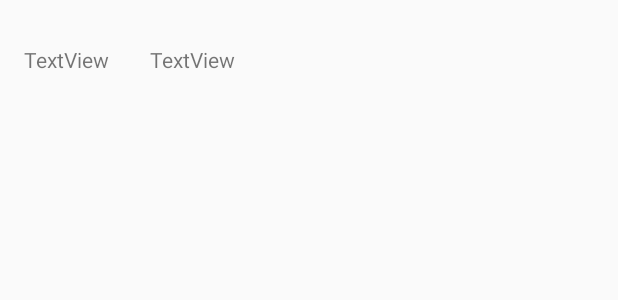
After one commit to rlawnsgh78/CHATAPP, an Android app: the layout item_chat.xml on its own in the app's theme, with its tools: preview values and no code run, on a phone screen of 412 x 824 dp. The commit adds this screen. Shown: the top 300 px of the screen. Run offline under Robolectric (Android 15) with nearby library versions, the phone set to English and light mode, and no system bars.

Commit message:
채팅 기능 구현 완료
채팅 기능 구현 완료  이모티콘 추가해야함

```diff
--- a/app/src/main/java/com/example/rlawnsgh78/chatapp/MainActivity.java
+++ b/app/src/main/java/com/example/rlawnsgh78/chatapp/MainActivity.java
@@ -40,12 +40,13 @@ public class MainActivity extends AppCompatActivity {
             public void onClick(View view) {
                 mSocket.on("LoginRes", new Emitter.Listener() {
                     @Override
-                    public void call(Object... args) {
+                    public void call(final Object... args) {
                         Handler handler = new Handler(Looper.getMainLooper());
-                        if (args[0].equals(1)) {
+                        if (!args[0].equals(0)) {
                             handler.post(new Runnable() {
                                 @Override
                                 public void run() {
+                                    SocketIOManager.getInstance().mLogin.nickname = args[0].toString();
                                     Toast.makeText(getApplicationContext(), "로그인 성공", Toast.LENGTH_SHORT).show();
                                     Intent loginIntent = new Intent(getApplication(), FriendListActivity.class);
                                     startActivity(loginIntent);
--- a/app/src/main/java/com/example/rlawnsgh78/chatapp/SocketIOManager.java
+++ b/app/src/main/java/com/example/rlawnsgh78/chatapp/SocketIOManager.java
@@ -26,7 +26,7 @@ public class SocketIOManager {
 
     public SocketIOManager() {
         try {
-            mSocket = IO.socket("http://192.168.0.7:3000");
+            mSocket = IO.socket("http://192.168.0.2:3000");
         } catch (Exception e) {
             Log.d("Error","Socket.io connect errr URI");
         }
--- /dev/null
+++ b/app/src/main/res/layout/item_chat.xml
@@ -0,0 +1,24 @@
+<?xml version="1.0" encoding="utf-8"?>
+<RelativeLayout xmlns:android="http://schemas.android.com/apk/res/android"
+    android:layout_width="match_parent"
+    android:id="@+id/area_chat"
+    android:layout_height="80dp">
+
+    <TextView
+        android:text="TextView"
+        android:layout_width="wrap_content"
+        android:layout_height="wrap_content"
+        android:layout_centerVertical="true"
+        android:layout_alignParentStart="true"
+        android:id="@+id/txt_chat_friend_nickname"
+        android:layout_marginLeft="16dp" />
+
+    <TextView
+        android:text="TextView"
+        android:layout_width="wrap_content"
+        android:layout_height="wrap_content"
+        android:layout_alignTop="@+id/txt_chat_friend_nickname"
+        android:layout_toEndOf="@+id/txt_chat_friend_nickname"
+        android:layout_marginStart="27dp"
+        android:id="@+id/txt_chat_message" />
+</RelativeLayout>
```
Also changed, not shown: app/src/main/java/com/example/rlawnsgh78/chatapp/ChatActivity.java (+104 -0 lines), app/src/main/java/com/example/rlawnsgh78/chatapp/ChatListViewAdapter.java (added, +71 -0 lines), app/src/main/java/com/example/rlawnsgh78/chatapp/FriendListActivity.java (+12 -4 lines), app/src/main/java/com/example/rlawnsgh78/chatapp/FriendListViewAdapter.java (+5 -2 lines), app/src/main/java/com/example/rlawnsgh78/chatapp/GetMessage.java (added, +15 -0 lines), app/src/main/java/com/example/rlawnsgh78/chatapp/Login.java (+7 -0 lines), app/src/main/java/com/example/rlawnsgh78/chatapp/Message.java (added, +17 -0 lines), app/src/main/res/layout/activity_chat.xml (+11 -3 lines), app/src/main/res/layout/item_my_chat.xml (added, +15 -0 lines), 3 other files.
